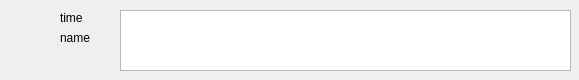
This is WexChat-client/messageshowitemform.ui in xingyuwang1123/WexChat-client- as Qt 5 draws it before an edit. The edited form follows.
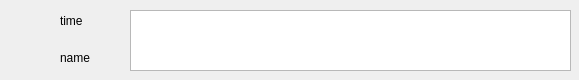
This is the edited form.

```diff
--- a/WexChat-client/messageshowitemform.ui
+++ b/WexChat-client/messageshowitemform.ui
@@ -17,7 +17,7 @@
    <property name="geometry">
     <rect>
      <x>60</x>
-     <y>30</y>
+     <y>50</y>
      <width>71</width>
      <height>16</height>
     </rect>
@@ -45,7 +45,7 @@
      <x>60</x>
      <y>10</y>
      <width>71</width>
-     <height>16</height>
+     <height>21</height>
     </rect>
    </property>
    <property name="text">
@@ -55,9 +55,9 @@
   <widget class="QTextBrowser" name="textBrowser">
    <property name="geometry">
     <rect>
-     <x>120</x>
+     <x>130</x>
      <y>10</y>
-     <width>451</width>
+     <width>441</width>
      <height>61</height>
     </rect>
    </property>
```
